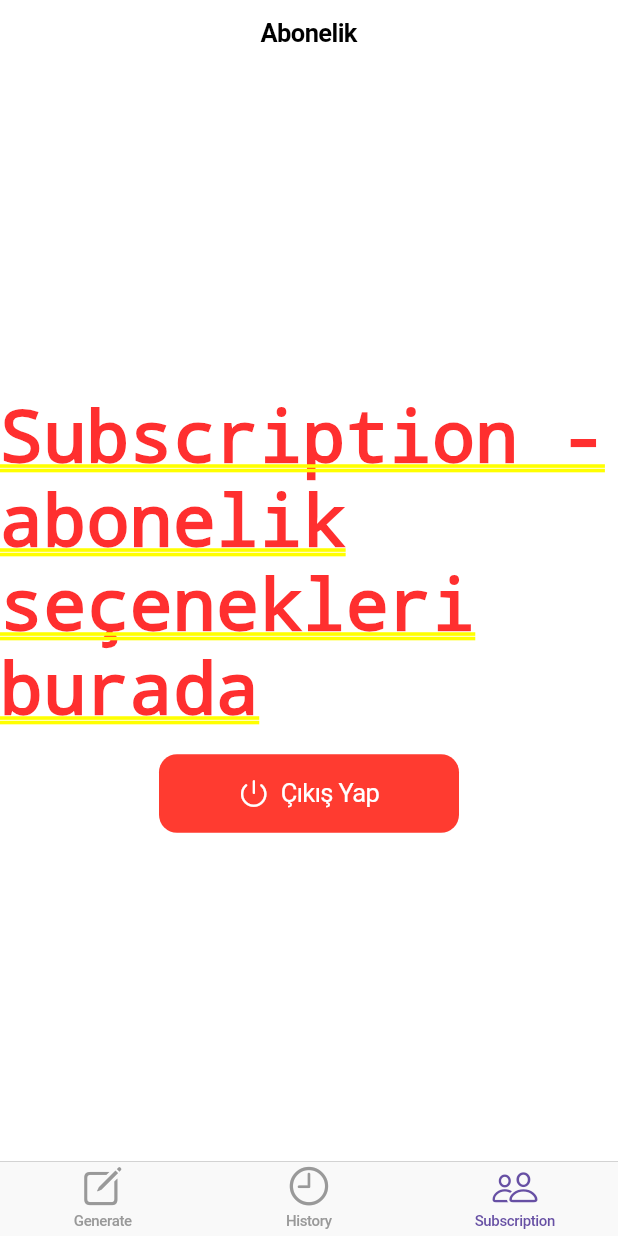
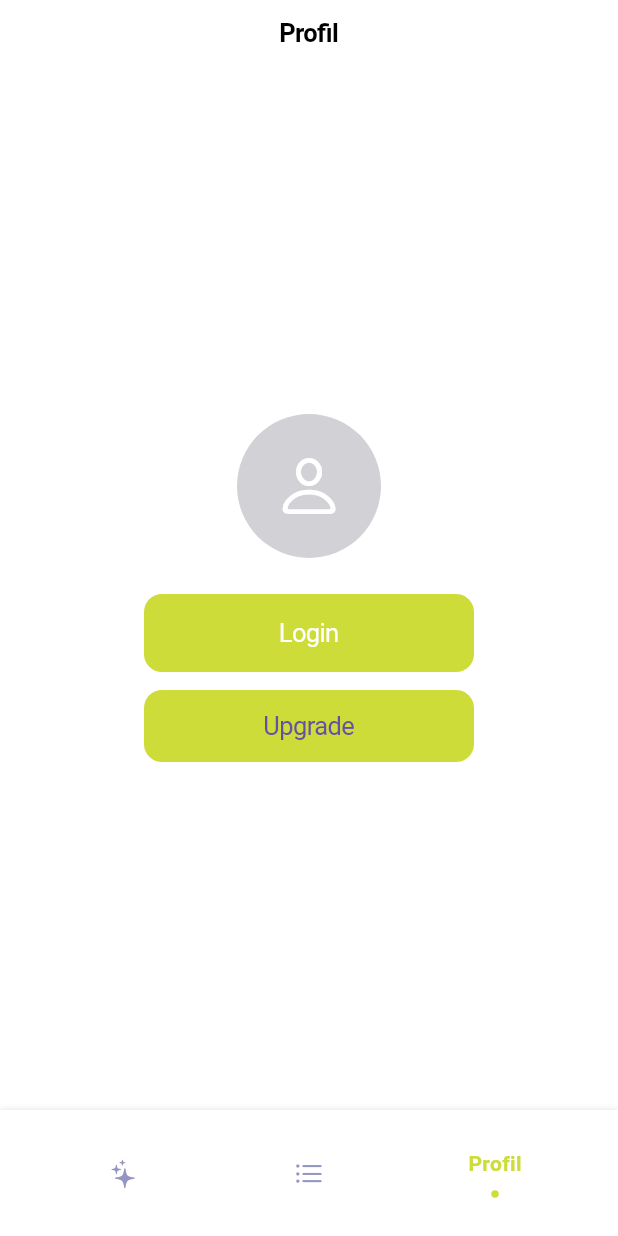
Before and after one commit to kardelenkeles/ui-quiz, a Flutter app: the screen it shows after launch, item 3 of the bottom bar chosen, on a phone screen of 412 x 824 dp. Run offline on Flutter 3.47's test engine with Material 3 defaults, Android fonts, the phone set to English and light mode, and no system bars; drawn by our look-alikes of flashy_tab_bar2; our stand-ins replace cloud_firestore, firebase_auth, firebase_core, flutter_dotenv, google_sign_in; accounts and stored records are empty.

```diff
--- a/lib/screens/quiz_generator.dart
+++ b/lib/screens/quiz_generator.dart
@@ -1,8 +1,8 @@
+import 'package:flashy_tab_bar2/flashy_tab_bar2.dart';
 import 'package:flutter/cupertino.dart';
-import 'package:provider/provider.dart';
-import 'package:ui_quiz/providers/auth_provider.dart';
-import 'package:ui_quiz/screens/quiz_play.dart';
-import '../providers/quiz_provider.dart';
+import 'package:flutter/material.dart';
+import 'package:ui_quiz/screens/home_screen.dart';
+import 'package:ui_quiz/screens/profile_screen.dart';
 
 class QuizGeneratorScreen extends StatefulWidget {
   const QuizGeneratorScreen({super.key});
@@ -12,23 +12,64 @@ class QuizGeneratorScreen extends StatefulWidget {
 }
 
 class _QuizGeneratorScreenState extends State<QuizGeneratorScreen> {
+  int _selectedIndex = 0;
+
+  final List<Widget> _pages = [
+    const QuizGeneratorContent(),
+    const HomeScreen(),
+    const ProfileScreen(),
+  ];
+
+  @override
+  Widget build(BuildContext context) {
+    return Scaffold(
+      body: IndexedStack(index: _selectedIndex, children: _pages),
+      bottomNavigationBar: FlashyTabBar(
+        selectedIndex: _selectedIndex,
+        showElevation: true,
+        onItemSelected: (index) => setState(() => _selectedIndex = index),
+        items: [
+          FlashyTabBarItem(
+            icon: const Icon(CupertinoIcons.sparkles),
+            title: const Text('Generate'),
+            activeColor: Colors.lime,
+          ),
+          FlashyTabBarItem(
+            icon: const Icon(CupertinoIcons.list_bullet),
+            title: const Text('Liste'),
+            activeColor: Colors.lime,
+          ),
+          FlashyTabBarItem(
+            icon: const Icon(CupertinoIcons.person),
+            title: const Text('Profil'),
+            activeColor: Colors.lime,
+          ),
+        ],
+      ),
+    );
+  }
+
+  @override
+  void dispose() {
+    // no PageController now
+    super.dispose();
+  }
+}
+
+class QuizGeneratorContent extends StatefulWidget {
+  const QuizGeneratorContent({super.key});
+
+  @override
+  State<QuizGeneratorContent> createState() => _QuizGeneratorContentState();
+}
+
+class _QuizGeneratorContentState extends State<QuizGeneratorContent> {
   final _textController = TextEditingController();
 
-  void _generateQuiz() async {
+  void _generateQuiz() {
     if (_textController.text.length < 30) {
       _showAlert('Uyarı', 'Lütfen en az 30 karakter girin');
       return;
-    }
-
-    final quizProvider = Provider.of<QuizProvider>(context, listen: false);
-    await quizProvider.generateQuiz(_textController.text);
-
-    if (quizProvider.error.isNotEmpty) {
-      _showAlert('Hata', quizProvider.error);
-    } else if (quizProvider.currentQuiz != null) {
-      Navigator.of(
-        context,
-      ).push(CupertinoPageRoute(builder: (context) => const QuizPlayScreen()));
     }
   }
 
@@ -43,8 +84,8 @@ class _QuizGeneratorScreenState extends State<QuizGeneratorScreen> {
         ),
         actions: [
           CupertinoDialogAction(
+            onPressed: () => Navigator.of(context).pop(),
             child: const Text('Tamam'),
-            onPressed: () => Navigator.of(context).pop(),
           ),
         ],
       ),
@@ -53,153 +94,38 @@ class _QuizGeneratorScreenState extends State<QuizGeneratorScreen> {
 
   @override
   Widget build(BuildContext context) {
-    return CupertinoTabScaffold(
-      tabBar: CupertinoTabBar(
-        items: const [
-          BottomNavigationBarItem(
-            icon: Icon(CupertinoIcons.create),
-            label: 'Generate',
-          ),
-          BottomNavigationBarItem(
-            icon: Icon(CupertinoIcons.time),
-            label: 'History',
-          ),
-          BottomNavigationBarItem(
-            icon: Icon(CupertinoIcons.person_2),
-            label: 'Subscription',
-          ),
-        ],
-      ),
-      tabBuilder: (context, index) {
-        if (index == 0) {
     return CupertinoPageScaffold(
-            child: SafeArea(
       child: Padding(
         padding: const EdgeInsets.all(16.0),
-                child: Consumer<QuizProvider>(
-                  builder: (context, quizProvider, child) {
-                    return Column(
+        child: Column(
           children: [
-                        const SizedBox(height: 8),
             Expanded(
-                          child: Container(
-                            padding: const EdgeInsets.all(12.0),
-                            child: Column(
-                              crossAxisAlignment: CrossAxisAlignment.start,
-                              children: [
-                                const SizedBox(height: 8),
-                                // Fixed height multi-line field
-                                SizedBox(
-                                  height: 200,
+              child: Align(
+                alignment: Alignment.center,
                 child: CupertinoTextField(
                   controller: _textController,
-                                    maxLines: 8,
+                  maxLines: null,
                   placeholder: 'Metni buraya yapıştırın...',
-                                    onChanged: (value) {
-                                      setState(() {});
-                                    },
+                  decoration: BoxDecoration(
+                    color: CupertinoColors.systemGrey6,
+                    borderRadius: BorderRadius.circular(8),
                   ),
                 ),
-                                const SizedBox(height: 8),
-                                Row(
-                                  children: [
-                                    const Spacer(),
-                                    if (_textController.text.isNotEmpty)
-                                      CupertinoButton(
-                                        padding: const EdgeInsets.symmetric(
-                                          horizontal: 8.0,
               ),
-                                        onPressed: () {
-                                          _textController.clear();
-                                          setState(() {});
-                                        },
-                                        child: const Text('Temizle'),
             ),
-                                  ],
+
+            Align(
+              alignment: const Alignment(0.5, 0.8),
+              child: CupertinoButton.filled(
+                onPressed: _generateQuiz,
+                borderRadius: BorderRadius.circular(20),
+                color: Colors.lime,
+                child: const Text('Generate'),
+              ),
             ),
           ],
         ),
       ),
-                        ),
-                        const SizedBox(height: 12),
-                        SizedBox(
-                          width: 120,
-                          height: 50,
-                          child: CupertinoButton.filled(
-                            onPressed: quizProvider.isLoading
-                                ? null
-                                : _generateQuiz,
-                            child: quizProvider.isLoading
-                                ? const CupertinoActivityIndicator()
-                                : const Text('Generate'),
-                          ),
-                        ),
-                      ],
-                    );
-                  },
-                ),
-              ),
-            ),
-          );
-        }
-
-        if (index == 1) {
-          return CupertinoPageScaffold(
-            navigationBar: const CupertinoNavigationBar(
-              middle: Text('History'),
-            ),
-            child: const SafeArea(
-              child: Center(
-                child: Text('History - geçmiş quizler burada gösterilecek'),
-              ),
-            ),
-          );
-        }
-
-        return CupertinoPageScaffold(
-          navigationBar: const CupertinoNavigationBar(middle: Text('Abonelik')),
-          child: SafeArea(
-            child: Consumer<AuthProvider>(
-              builder: (context, auth, child) {
-                return Center(
-                  child: Column(
-                    mainAxisAlignment: MainAxisAlignment.center,
-                    children: [
-                      const Text('Subscription - abonelik seçenekleri burada'),
-                      const SizedBox(height: 16),
-                      SizedBox(
-                        width: 200,
-                        child: CupertinoButton.filled(
-                          onPressed: auth.isLoading
-                              ? null
-                              : () async {
-                                  try {
-                                    await auth.signOut();
-                                  } catch (e) {
-                                    _showAlert('Hata', 'Çıkış hatası: $e');
-                                  }
-                                },
-                          color: CupertinoColors.systemRed,
-                          child: auth.isLoading
-                              ? const CupertinoActivityIndicator()
-                              : const Row(
-                                  mainAxisAlignment: MainAxisAlignment.center,
-                                  children: [
-                                    Icon(CupertinoIcons.power),
-                                    SizedBox(width: 8),
-                                    Text('Çıkış Yap'),
-                                  ],
-                                ),
-                        ),
-                      ),
-                    ],
-                  ),
-                );
-              },
-            ),
-          ),
-        );
-      },
     );
   }
 
--- a/pubspec.yaml
+++ b/pubspec.yaml
@@ -48,6 +48,7 @@ dependencies:
   firebase_core: ^4.1.1
   firebase_database: ^12.0.2
   cloud_firestore: ^6.0.2
+  flashy_tab_bar2: ^0.0.10
 
 
 
```
Also changed, not shown: lib/screens/home_screen.dart (+1 -24 lines), lib/screens/profile_screen.dart (added, +291 -0 lines), pubspec.lock. Lines whose indentation alone changed are shown as unchanged.
